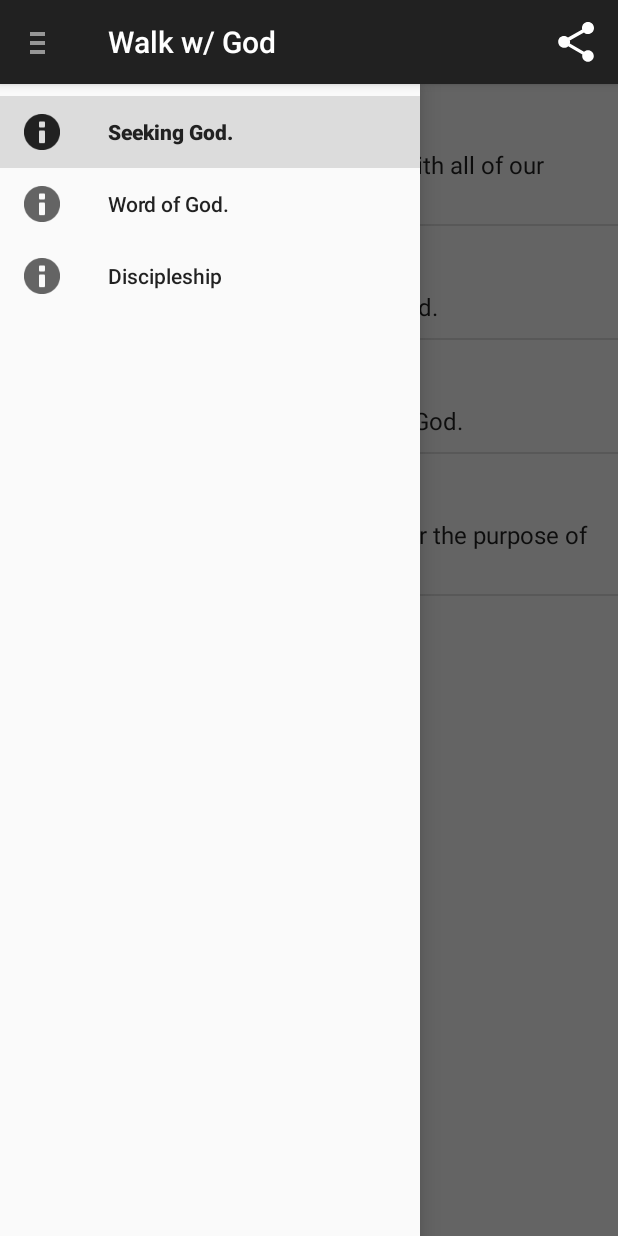
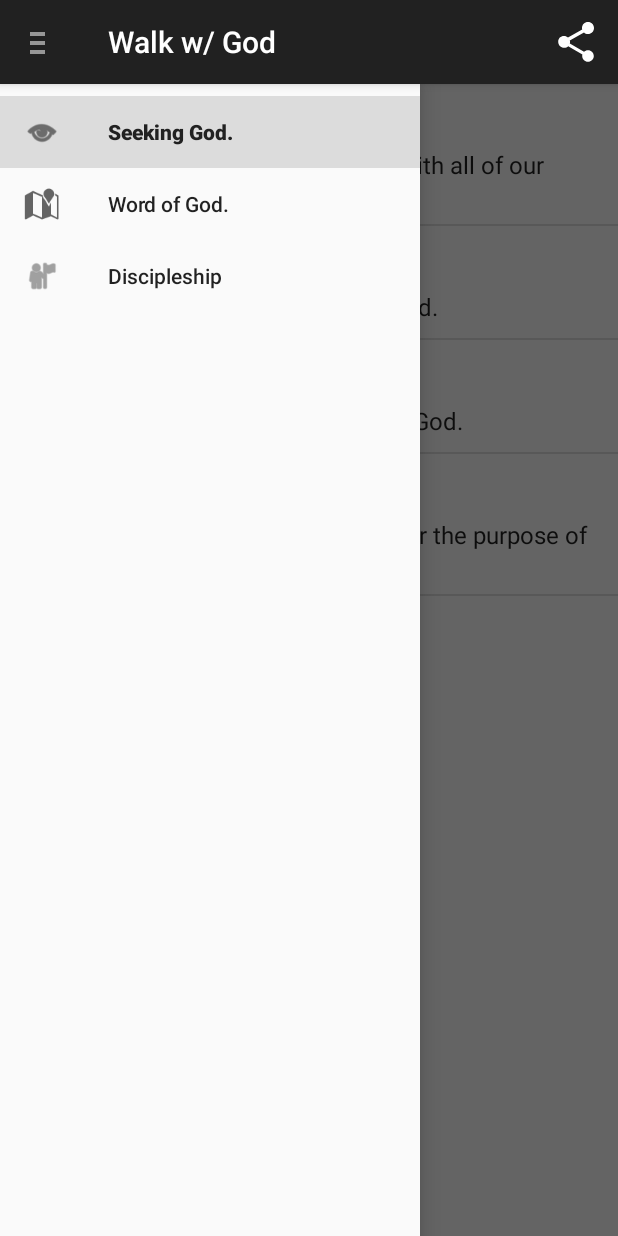
Before and after one commit to neiljaywarner/walking_with_God_studies, an Android app: the screen it shows after launch (MainActivity), with the side drawer open, on a phone screen of 412 x 824 dp. Run offline under Robolectric (Android 15) with nearby library versions, the phone set to English and light mode, and no system bars.

Commit message:
Changed the icons so doens't look as broken/buggy/same.

```diff
--- a/app/src/main/res/menu/drawer.xml
+++ b/app/src/main/res/menu/drawer.xml
@@ -5,20 +5,20 @@
         <item
             android:id="@+id/drawer_1"
             android:checked="true"
-            android:icon="@android:drawable/ic_dialog_info"
+            android:icon="@android:drawable/ic_menu_view"
             android:orderInCategory="0"
             android:title="@string/title_section1" />
 
         <item
             android:id="@+id/drawer_2"
-            android:icon="@android:drawable/ic_dialog_info"
+            android:icon="@android:drawable/ic_dialog_map"
             android:orderInCategory="1"
             android:title="@string/title_section2" />
         ...
 
         <item
             android:id="@+id/drawer_3"
-            android:icon="@android:drawable/ic_dialog_info"
+            android:icon="@android:drawable/ic_menu_myplaces"
             android:orderInCategory="2"
             android:title="@string/title_section3" />
 
```
